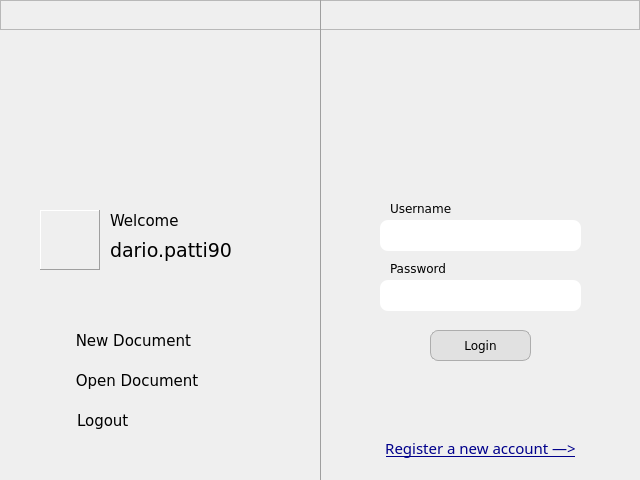
This is PdsProject-GUI/loginwindow.ui in Grain0fSand/cooperative-online-text-editor as Qt 5 draws it before an edit. The edited form follows.
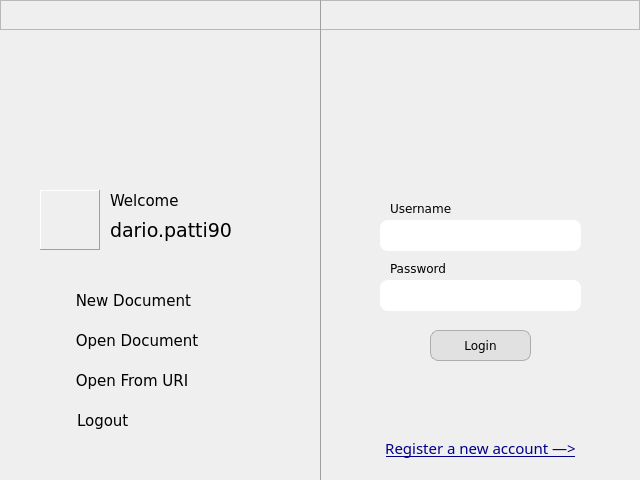
This is the edited form. Icons and pictures are not drawn.

What changed in the file:
```diff
--- a/PdsProject-GUI/loginwindow.ui
+++ b/PdsProject-GUI/loginwindow.ui
@@ -494,7 +494,7 @@
     <property name="geometry">
      <rect>
       <x>70</x>
-      <y>320</y>
+      <y>280</y>
       <width>181</width>
       <height>42</height>
      </rect>
@@ -538,7 +538,7 @@
     <property name="geometry">
      <rect>
       <x>70</x>
-      <y>360</y>
+      <y>320</y>
       <width>191</width>
       <height>42</height>
      </rect>
@@ -626,7 +626,7 @@
     <property name="geometry">
      <rect>
       <x>245</x>
-      <y>210</y>
+      <y>190</y>
       <width>36</width>
       <height>21</height>
      </rect>
@@ -658,7 +658,7 @@
     <property name="geometry">
      <rect>
       <x>110</x>
-      <y>210</y>
+      <y>190</y>
       <width>71</width>
       <height>21</height>
      </rect>
@@ -677,7 +677,7 @@
     <property name="geometry">
      <rect>
       <x>40</x>
-      <y>210</y>
+      <y>190</y>
       <width>60</width>
       <height>60</height>
      </rect>
@@ -708,7 +708,7 @@
     <property name="geometry">
      <rect>
       <x>110</x>
-      <y>230</y>
+      <y>210</y>
       <width>151</width>
       <height>41</height>
      </rect>
@@ -723,6 +723,50 @@
      <string>dario.patti90</string>
     </property>
    </widget>
+   <widget class="QPushButton" name="loggedURIButton">
+    <property name="geometry">
+     <rect>
+      <x>70</x>
+      <y>360</y>
+      <width>186</width>
+      <height>42</height>
+     </rect>
+    </property>
+    <property name="font">
+     <font>
+      <family>Verdana</family>
+      <pointsize>11</pointsize>
+     </font>
+    </property>
+    <property name="cursor">
+     <cursorShape>PointingHandCursor</cursorShape>
+    </property>
+    <property name="styleSheet">
+     <string notr="true">QPushButton {
+	text-align: left;
+}
+QPushButton:hover {
+	text-align: left;
+	font-size: 16px;
+}</string>
+    </property>
+    <property name="text">
+     <string> Open From URI</string>
+    </property>
+    <property name="icon">
+     <iconset resource="resources.qrc">
+      <normaloff>:/PdsProject.app/Contents/Resources/img/195008_terre_256x256.png</normaloff>:/PdsProject.app/Contents/Resources/img/195008_terre_256x256.png</iconset>
+    </property>
+    <property name="iconSize">
+     <size>
+      <width>40</width>
+      <height>40</height>
+     </size>
+    </property>
+    <property name="flat">
+     <bool>true</bool>
+    </property>
+   </widget>
    <zorder>loginUsernameLabel</zorder>
    <zorder>loginUsernameInput</zorder>
    <zorder>loginPasswordInput</zorder>
```
Left out of the diff: 1 changed line with no effect on the pictures.
